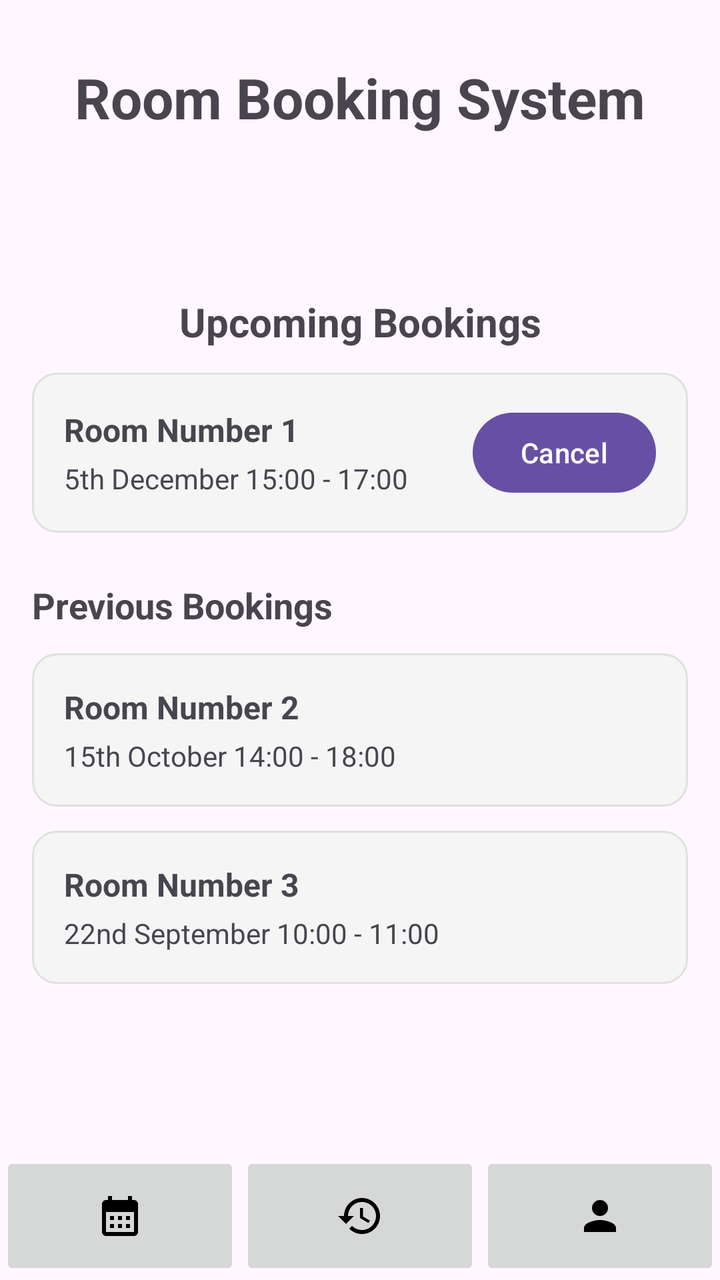
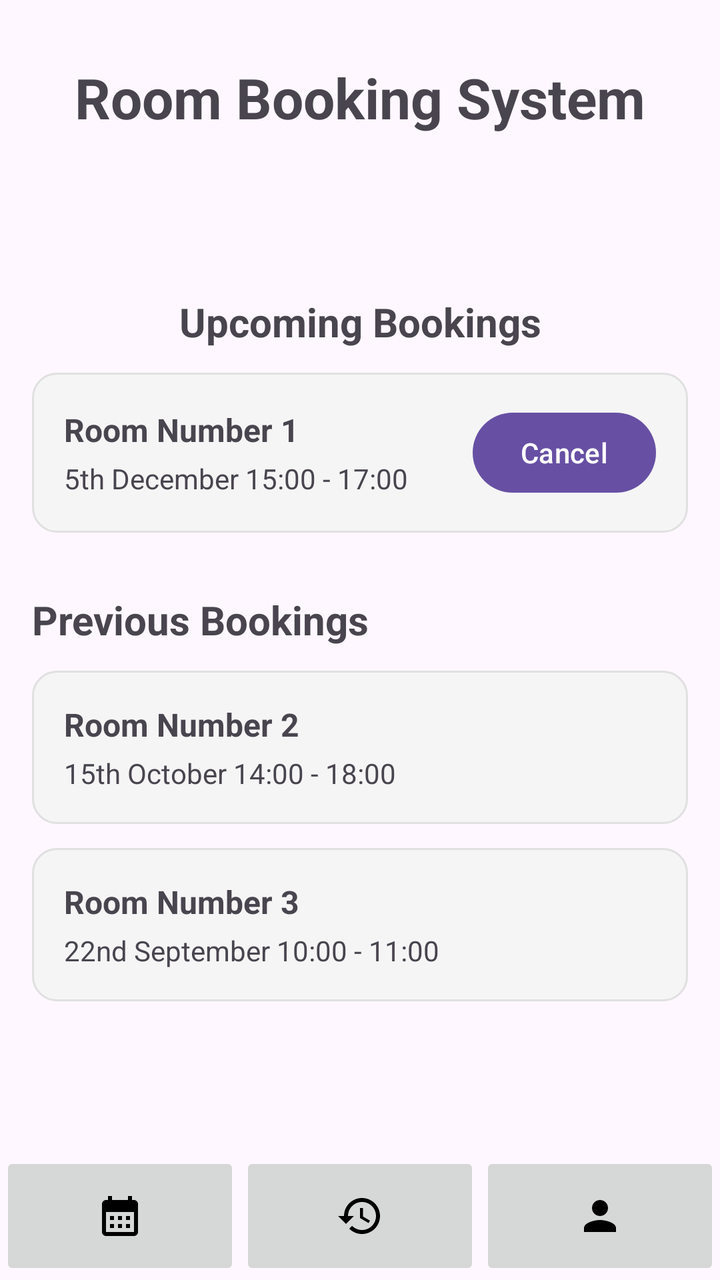

Compare the two renders of this Android layout. The source of the first and the diff that turns it into the second are given below.
<!-- AndroidManifest.xml: application theme Theme.COMP2000bookingRoomApp -->
<!-- res/layout/activity_historypage.xml -->
<?xml version="1.0" encoding="utf-8"?>
<androidx.constraintlayout.widget.ConstraintLayout xmlns:android="http://schemas.android.com/apk/res/android"
    xmlns:app="http://schemas.android.com/apk/res-auto"
    xmlns:tools="http://schemas.android.com/tools"
    android:id="@+id/main"
    android:layout_width="match_parent"
    android:layout_height="match_parent"
    tools:context=".historypage">

    <TextView
        android:id="@+id/title"
        android:layout_width="wrap_content"
        android:layout_height="wrap_content"
        android:text="Room Booking System"
        android:textSize="28sp"
        android:textStyle="bold"
        android:layout_marginTop="30dp"
        app:layout_constraintTop_toTopOf="parent"
        app:layout_constraintStart_toStartOf="parent"
        app:layout_constraintEnd_toEndOf="parent" />

    <TextView
        android:id="@+id/subtitle1"
        android:layout_width="wrap_content"
        android:layout_height="wrap_content"
        android:text="Upcoming Bookings"
        android:textSize="20sp"
        android:textStyle="bold"
        android:layout_marginTop="80dp"
        app:layout_constraintTop_toBottomOf="@+id/title"
        app:layout_constraintStart_toStartOf="parent"
        app:layout_constraintEnd_toEndOf="parent" />

    <LinearLayout
        android:id="@+id/upcomingBooking1"
        android:layout_width="match_parent"
        android:layout_height="wrap_content"
        android:orientation="horizontal"
        android:layout_marginTop="12dp"
        android:layout_marginStart="16dp"
        android:layout_marginEnd="16dp"
        android:padding="16dp"
        android:gravity="center_vertical"
        android:background="@drawable/rectanglecontainer"
        app:layout_constraintTop_toBottomOf="@+id/subtitle1"
        app:layout_constraintStart_toStartOf="parent"
        app:layout_constraintEnd_toEndOf="parent" >

        <LinearLayout
            android:layout_width="0dp"
            android:layout_height="wrap_content"
            android:layout_weight="1"
            android:orientation="vertical">

            <TextView
                android:id="@+id/roomNumber"
                android:layout_width="wrap_content"
                android:layout_height="wrap_content"
                android:text="Room Number 1"
                android:textSize="16sp"
                android:textStyle="bold" />

            <TextView
                android:id="@+id/dateAndTime"
                android:layout_width="wrap_content"
                android:layout_height="wrap_content"
                android:text="5th December 15:00 - 17:00"
                android:textSize="14sp"
                android:layout_marginTop="4dp" />
        </LinearLayout>

    <Button
        android:id="@+id/cancelBookingButton"
        android:layout_width="wrap_content"
        android:layout_height="wrap_content"
        android:layout_marginStart="16dp"
        android:text="Cancel"
        android:minHeight="48dp" />
    </LinearLayout>

    <TextView
        android:id="@+id/subtitle2"
        android:layout_width="wrap_content"
        android:layout_height="wrap_content"
        android:text="Previous Bookings"
        android:textSize="18sp"
        android:textStyle="bold"
        android:layout_marginTop="24dp"
        android:layout_marginStart="16dp"
        app:layout_constraintTop_toBottomOf="@id/upcomingBooking1"
        app:layout_constraintStart_toStartOf="parent" />

    <LinearLayout
        android:id="@+id/previousBooking1"
        android:layout_width="match_parent"
        android:layout_height="wrap_content"
        android:orientation="horizontal"
        android:layout_marginTop="12dp"
        android:layout_marginStart="16dp"
        android:layout_marginEnd="16dp"
        android:padding="16dp"
        android:gravity="center_vertical"
        android:background="@drawable/rectanglecontainer"
        app:layout_constraintTop_toBottomOf="@+id/subtitle2"
        app:layout_constraintStart_toStartOf="parent"
        app:layout_constraintEnd_toEndOf="parent" >

        <LinearLayout
            android:layout_width="0dp"
            android:layout_height="wrap_content"
            android:layout_weight="1"
            android:orientation="vertical">

            <TextView
                android:id="@+id/roomNumber2"
                android:layout_width="wrap_content"
                android:layout_height="wrap_content"
                android:text="Room Number 2"
                android:textSize="16sp"
                android:textStyle="bold" />

            <TextView
                android:id="@+id/dateAndTime2"
                android:layout_width="wrap_content"
                android:layout_height="wrap_content"
                android:text="15th October 14:00 - 18:00"
                android:textSize="14sp"
                android:layout_marginTop="4dp" />
        </LinearLayout>

    </LinearLayout>

    <LinearLayout
        android:id="@+id/previousBooking2"
        android:layout_width="match_parent"
        android:layout_height="wrap_content"
        android:orientation="horizontal"
        android:layout_marginTop="12dp"
        android:layout_marginStart="16dp"
        android:layout_marginEnd="16dp"
        android:padding="16dp"
        android:gravity="center_vertical"
        android:background="@drawable/rectanglecontainer"
        app:layout_constraintTop_toBottomOf="@+id/previousBooking1"
        app:layout_constraintStart_toStartOf="parent"
        app:layout_constraintEnd_toEndOf="parent" >

        <LinearLayout
            android:layout_width="0dp"
            android:layout_height="wrap_content"
            android:layout_weight="1"
            android:orientation="vertical">

            <TextView
                android:id="@+id/roomNumber3"
                android:layout_width="wrap_content"
                android:layout_height="wrap_content"
                android:text="Room Number 3"
                android:textSize="16sp"
                android:textStyle="bold" />

            <TextView
                android:id="@+id/dateAndTime3"
                android:layout_width="wrap_content"
                android:layout_height="wrap_content"
                android:text="22nd September 10:00 - 11:00"
                android:textSize="14sp"
                android:layout_marginTop="4dp" />
        </LinearLayout>

    </LinearLayout>

    <LinearLayout
        android:id="@+id/hotbar"
        android:layout_width="match_parent"
        android:layout_height="64dp"
        android:orientation="horizontal"
        android:elevation="8dp"
        app:layout_constraintBottom_toBottomOf="parent"
        app:layout_constraintStart_toStartOf="parent"
        app:layout_constraintEnd_toEndOf="parent">

        <ImageButton
            android:id="@+id/calendarNavButton"
            android:layout_width="0dp"
            android:layout_height="match_parent"
            android:layout_weight="1"
            android:src="@drawable/calendaricon"
            android:contentDescription="calendar screen button" />

        <ImageButton
            android:id="@+id/historyNavButton"
            android:layout_width="0dp"
            android:layout_height="match_parent"
            android:layout_weight="1"
            android:src="@drawable/historyicon"
            android:contentDescription="history screen button" />

        <ImageButton
            android:id="@+id/profileNavButton"
            android:layout_width="0dp"
            android:layout_height="match_parent"
            android:layout_weight="1"
            android:src="@drawable/profileicon"
            android:contentDescription="profile screen button" />

    </LinearLayout>

    </androidx.constraintlayout.widget.ConstraintLayout>
<!-- resources referenced by this layout -->
<resources>
  <!-- drawable calendaricon (drawable) -->
  <vector xmlns:android="http://schemas.android.com/apk/res/android" android:height="24dp" android:tint="#000000" android:viewportHeight="24" android:viewportWidth="24" android:width="24dp">
        
      <path android:fillColor="@android:color/white" android:pathData="M19,4h-1V2h-2v2H8V2H6v2H5C3.89,4 3.01,4.9 3.01,6L3,20c0,1.1 0.89,2 2,2h14c1.1,0 2,-0.9 2,-2V6C21,4.9 20.1,4 19,4zM19,20H5V10h14V20zM9,14H7v-2h2V14zM13,14h-2v-2h2V14zM17,14h-2v-2h2V14zM9,18H7v-2h2V18zM13,18h-2v-2h2V18zM17,18h-2v-2h2V18z"/>
      
  </vector>
  <!-- drawable historyicon (drawable) -->
  <vector xmlns:android="http://schemas.android.com/apk/res/android" android:height="24dp" android:tint="#000000" android:viewportHeight="24" android:viewportWidth="24" android:width="24dp">
        
      <path android:fillColor="@android:color/white" android:pathData="M13,3c-4.97,0 -9,4.03 -9,9L1,12l3.89,3.89 0.07,0.14L9,12L6,12c0,-3.87 3.13,-7 7,-7s7,3.13 7,7 -3.13,7 -7,7c-1.93,0 -3.68,-0.79 -4.94,-2.06l-1.42,1.42C8.27,19.99 10.51,21 13,21c4.97,0 9,-4.03 9,-9s-4.03,-9 -9,-9zM12,8v5l4.28,2.54 0.72,-1.21 -3.5,-2.08L13.5,8L12,8z"/>
      
  </vector>
  <!-- drawable profileicon (drawable) -->
  <vector xmlns:android="http://schemas.android.com/apk/res/android" android:height="24dp" android:tint="#000000" android:viewportHeight="24" android:viewportWidth="24" android:width="24dp">
        
      <path android:fillColor="@android:color/white" android:pathData="M12,12c2.21,0 4,-1.79 4,-4s-1.79,-4 -4,-4 -4,1.79 -4,4 1.79,4 4,4zM12,14c-2.67,0 -8,1.34 -8,4v2h16v-2c0,-2.66 -5.33,-4 -8,-4z"/>
      
  </vector>
  <!-- drawable rectanglecontainer (drawable) -->
  <?xml version="1.0" encoding="utf-8"?>
  <shape xmlns:android="http://schemas.android.com/apk/res/android"
      android:shape="rectangle">
  
      <solid android:color="#F5F5F5" />
  
      <stroke android:width="1dp"
          android:color="#E0E0E0" />
  
      <corners android:radius="12dp" />
  
  </shape>
  <style name="Theme.COMP2000bookingRoomApp" parent="Base.Theme.COMP2000bookingRoomApp" />
  <style name="Base.Theme.COMP2000bookingRoomApp" parent="Theme.Material3.DayNight.NoActionBar">
          
          
      </style>
</resources>

<!-- the commit's change to res/layout/activity_historypage.xml (unified diff, before → after) -->
@@ -83,9 +83,9 @@
         android:layout_width="wrap_content"
         android:layout_height="wrap_content"
         android:text="Previous Bookings"
-        android:textSize="18sp"
+        android:textSize="20sp"
         android:textStyle="bold"
-        android:layout_marginTop="24dp"
+        android:layout_marginTop="30dp"
         android:layout_marginStart="16dp"
         app:layout_constraintTop_toBottomOf="@id/upcomingBooking1"
         app:layout_constraintStart_toStartOf="parent" />
